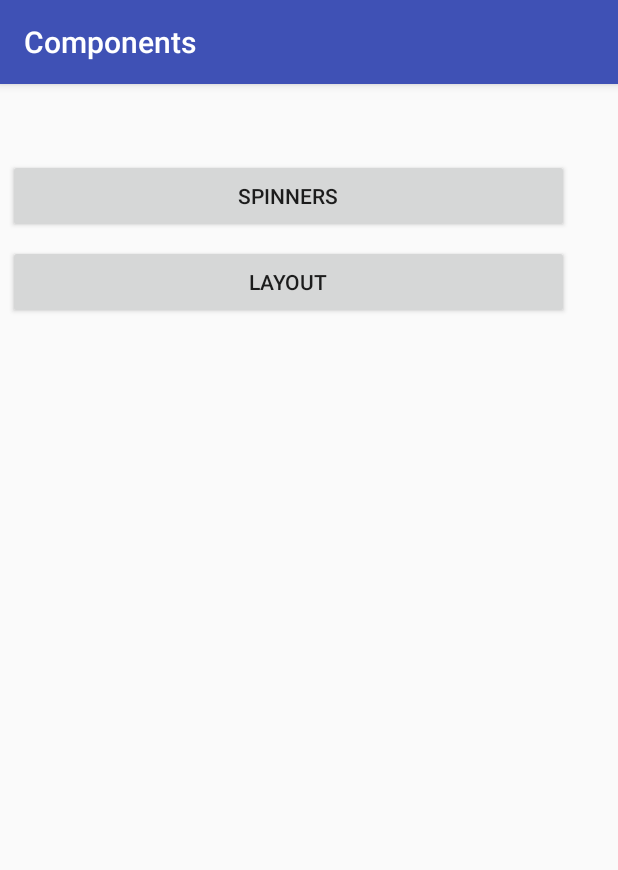
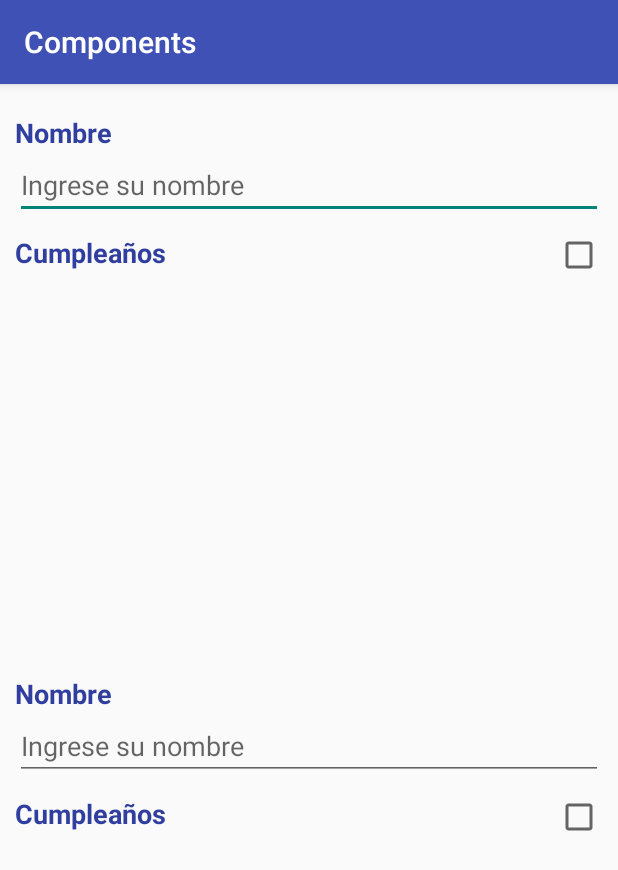
Before and after one commit to Leidy-Zulu/Components, an Android app: the screen it shows after launch (MainActivity), on a phone screen of 412 x 824 dp. Shown: the top 870 px of the screen. Run offline under Robolectric (Android 15) with nearby library versions, the phone set to English and light mode, and no system bars.

Commit message:
Se crea vista con linearLayout y relativeLayout

```diff
--- a/app/src/main/java/com/example/components/MainActivity.java
+++ b/app/src/main/java/com/example/components/MainActivity.java
@@ -10,7 +10,7 @@ public class MainActivity extends AppCompatActivity {
     @Override
     protected void onCreate(Bundle savedInstanceState) {
         super.onCreate(savedInstanceState);
-        setContentView(R.layout.activity_main);
+        setContentView(R.layout.relative_vs_linear);
     }
 
     public void loadSpinner(View view){
--- /dev/null
+++ b/app/src/main/res/layout/relative_vs_linear.xml
@@ -0,0 +1,118 @@
+<?xml version="1.0" encoding="utf-8"?>
+<LinearLayout xmlns:android="http://schemas.android.com/apk/res/android"
+    android:layout_width="match_parent"
+    android:layout_height="match_parent"
+    android:layout_marginLeft="10dp"
+    android:layout_marginRight="10dp"
+    android:layout_marginTop="20dp"
+    android:orientation="vertical">
+
+    <RelativeLayout
+        android:layout_width="match_parent"
+        android:layout_height="0dp"
+        android:layout_weight="0.5">
+
+
+        <TextView
+            android:id="@+id/textview_name"
+            android:layout_width="wrap_content"
+            android:layout_height="wrap_content"
+            android:text="Nombre"
+            android:textAppearance="?android:attr/textAppearanceMedium"
+            android:textColor="@color/colorPrimaryDark"
+            android:textStyle="bold" />
+
+
+        <EditText
+            android:id="@+id/describe_etName"
+            android:layout_width="match_parent"
+            android:layout_height="wrap_content"
+            android:layout_below="@+id/textview_name"
+            android:hint="Ingrese su nombre"
+            android:imeOptions="actionNext"
+            android:maxLines="3"
+            android:textAppearance="?android:attr/textAppearanceMedium" />
+
+
+        <TextView
+            android:id="@+id/describe_tvBirthday"
+            android:layout_width="wrap_content"
+            android:layout_height="wrap_content"
+            android:layout_below="@id/describe_etName"
+            android:layout_marginTop="10dp"
+            android:text="Cumpleaños"
+            android:textAppearance="?android:attr/textAppearanceMedium"
+            android:textColor="@color/colorPrimaryDark"
+            android:textStyle="bold" />
+
+        <CheckBox
+            android:id="@+id/describe_cbBirthDay"
+            android:layout_width="wrap_content"
+            android:layout_height="wrap_content"
+            android:layout_alignBaseline="@+id/describe_tvBirthday"
+            android:layout_alignParentEnd="true" />
+
+    </RelativeLayout>
+
+    <LinearLayout
+        android:layout_width="match_parent"
+        android:layout_height="0dp"
+        android:layout_weight="0.5"
+        android:orientation="vertical">
+
+
+        <TextView
+            android:layout_width="wrap_content"
+            android:layout_height="wrap_content"
+            android:text="Nombre"
+            android:textAppearance="?android:attr/textAppearanceMedium"
+            android:textColor="@color/colorPrimaryDark"
+            android:textStyle="bold" />
+
+        <EditText
+            android:id="@+id/describe_etName"
+            android:layout_width="match_parent"
+            android:layout_height="wrap_content"
+            android:hint="Ingrese su nombre"
+            android:imeOptions="actionNext"
+            android:maxLines="3"
+            android:textAppearance="?android:attr/textAppearanceMedium" />
+
+        <LinearLayout
+            android:layout_width="match_parent"
+            android:layout_height="wrap_content"
+            android:orientation="horizontal">
+
+            <TextView
+                android:id="@+id/describe_tvBirthday"
+                android:layout_width="0dp"
+                android:layout_height="wrap_content"
+                android:layout_marginTop="10dp"
+                android:layout_weight="0.5"
+                android:text="Cumpleaños"
+                android:textAppearance="?android:attr/textAppearanceMedium"
+                android:textColor="@color/colorPrimaryDark"
+                android:textStyle="bold" />
+
+            <LinearLayout
+                android:layout_width="0dp"
+                android:layout_height="wrap_content"
+                android:layout_weight="0.5"
+                android:orientation="vertical">
+
+                <CheckBox
+                    android:id="@+id/describe_cbBirthDay"
+                    android:layout_width="wrap_content"
+                    android:layout_height="50dp"
+                    android:layout_gravity="right" />
+
+            </LinearLayout>
+
+
+        </LinearLayout>
+
+
+    </LinearLayout>
+
+
+</LinearLayout>
```
